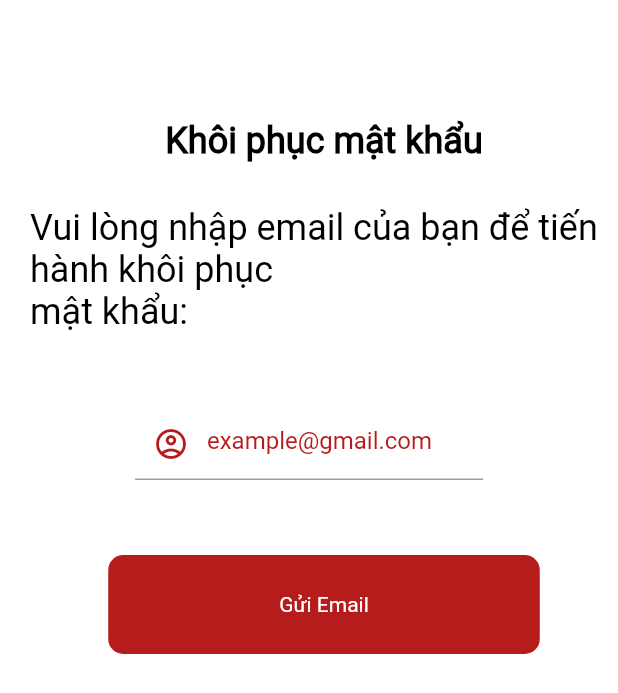
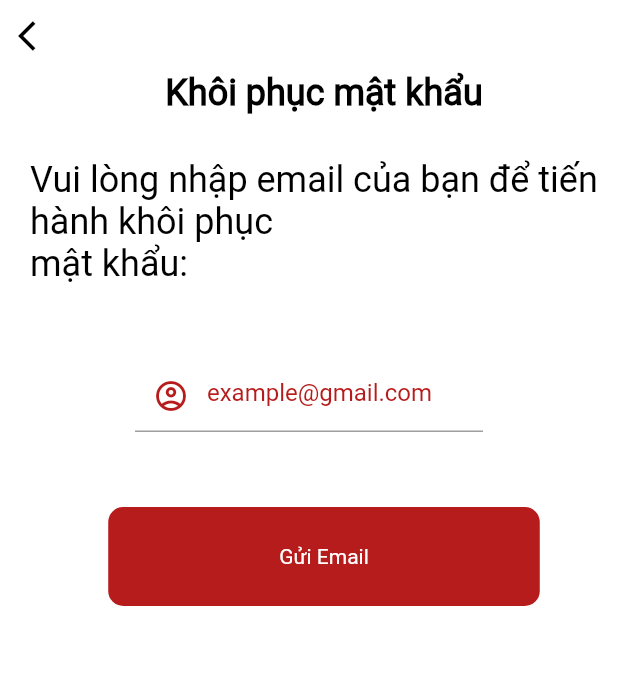
Before and after one commit to huanutehy/lms_schoolv1, a Flutter app: the resetPass screen opened directly, on a phone screen of 412 x 824 dp. Shown: the top 693 px of the screen. Run offline on Flutter 3.47's test engine with Material 2 defaults, Android fonts, the phone set to English and light mode, and no system bars; our stand-ins replace carousel_pro, flutter_datetime_picker.

Commit message:
LMS_V1_final_v1

```diff
--- a/lib/ResetPass.dart
+++ b/lib/ResetPass.dart
@@ -1,4 +1,5 @@
 import 'package:flutter/material.dart';
+import 'package:lms_schoolv1/Signin.dart';
 
 import 'KTPass.dart';
 
@@ -31,8 +32,18 @@ class _resetPassState extends State<resetPass> {
       body:
       Column(
         children: [
-          SizedBox(
-            height: 80,
+                    Row(
+            mainAxisAlignment: MainAxisAlignment.start,
+            children: [
+              IconButton(
+                  icon: Icon(Icons.arrow_back_ios, color: Colors.black),
+                  onPressed: () => Navigator.push(
+                    context,
+                    MaterialPageRoute(builder: (context) => Signin()),
+                  )
+                // onPressed: () => Navigator.of(context).pop(),
+              ),
+            ],
           ),
           Container(
             margin: EdgeInsets.only(left: 20),
```
Also changed, not shown: lib/KTPass.dart (+14 -0 lines), lib/Signin.dart (+21 -0 lines), lib/UpdatePass.dart (+14 -2 lines), lib/Updatefn.dart (+14 -0 lines).
